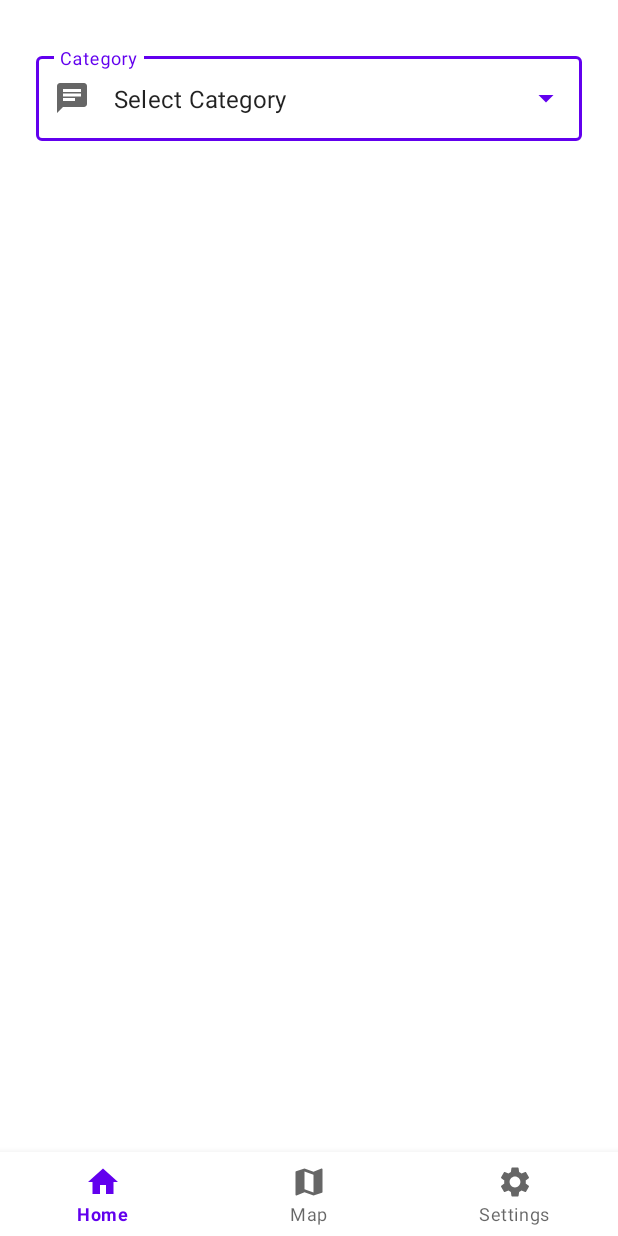
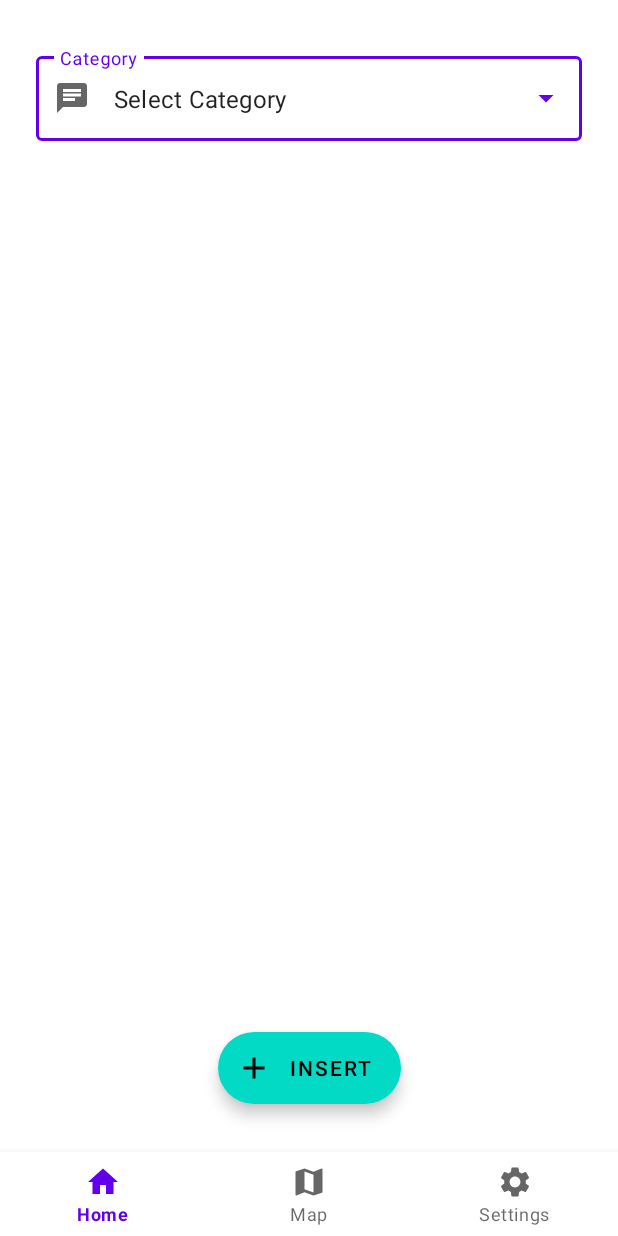
Before and after one commit to trdin/Digital-twin-StudApp, an Android app: the screen it shows after launch (MainActivity), on a phone screen of 412 x 824 dp. Run offline under Robolectric (Android 15) with nearby library versions, the phone set to English and light mode, and no system bars; our stand-ins replace EventBus, Timber; libraries missing offline, so code that uses them is left out: org.osmdroid.api, org.osmdroid.tileprovider, org.osmdroid.util, org.osmdroid.views; pictures from the network do not load; 1 statement that could not run was skipped.

Commit message:
SMLTG-182 Floating add button added.

```diff
--- a/app/src/main/java/com/example/studapp/MessagesFragment.kt
+++ b/app/src/main/java/com/example/studapp/MessagesFragment.kt
@@ -14,8 +14,6 @@ import com.example.studapp.databinding.FragmentMessagesBinding
 import com.example.studapp.utils.SerializableMessageObject
 import com.google.gson.Gson
 
-
-
 class MessagesFragment : Fragment() {
 
     private var _binding: FragmentMessagesBinding? = null
@@ -25,7 +23,7 @@ class MessagesFragment : Fragment() {
     private var selectedMessages: MutableList<SerializableMessageObject> = mutableListOf()
     private var categoryArray = arrayListOf("Select Category")
     private var selectedCategory: String = "Select Category"
-    private lateinit var arrayAdapter: ArrayAdapter<String>
+    private var arrayAdapter: ArrayAdapter<String>? = null
     private var layoutManager: RecyclerView.LayoutManager? = null
     private var adapter:
             RecyclerView.Adapter<MessagesAdapter.ViewHolder>? = null
@@ -64,14 +62,28 @@ class MessagesFragment : Fragment() {
             adapter?.notifyDataSetChanged()
         }
 
+        binding.efBtnInsert.setOnClickListener {
+            parentFragmentManager.beginTransaction()
+                .setCustomAnimations(
+                    R.anim.slide_in_right,
+                    R.anim.slide_out_left,
+                    R.anim.slide_in_left,
+                    R.anim.slide_out_right
+                )
+                .replace(R.id.baseFragment, HomeFragment())
+                .commit()
+        }
     }
 
-    override fun onResume() {
-        super.onResume()
-
+    override fun onDestroyView() {
+        super.onDestroyView()
+        _binding = null
+        adapter = null
+        arrayAdapter = null
+        layoutManager = null
     }
 
-    fun filterCategories(){
+    private fun filterCategories(){
         selectedMessages.removeAll(selectedMessages)
         for(message in messages) {
             if(message.category == selectedCategory || selectedCategory == "Select Category") {
@@ -80,8 +92,8 @@ class MessagesFragment : Fragment() {
         }
     }
 
-    fun fillCategories(){
-        if(!messages.isEmpty()) {
+    private fun fillCategories(){
+        if(messages.isNotEmpty()) {
             for(message in messages) {
                 val category = message.category
                 if(!categoryArray.contains(category)){
@@ -91,7 +103,7 @@ class MessagesFragment : Fragment() {
         }
     }
 
-    fun getMessagesFromAPI() {
+    private fun getMessagesFromAPI() {
         val response = app.getMainRequest("messages")
         messages = Gson().fromJson(response, Array<SerializableMessageObject>::class.java).toList()
     }
--- a/app/src/main/java/com/example/studapp/SettingsFragment.kt
+++ b/app/src/main/java/com/example/studapp/SettingsFragment.kt
@@ -54,6 +54,7 @@ class SettingsFragment : Fragment()  {
         binding.btnOpenDev.setOnClickListener {
             parentFragmentManager.beginTransaction().apply {
                 replace(R.id.baseFragment, DevFragment())
+                addToBackStack(null)
                 commit()
             }
         }
--- /dev/null
+++ b/app/src/main/res/anim/fade_out.xml
@@ -0,0 +1,6 @@
+<set xmlns:android="http://schemas.android.com/apk/res/android">
+    <alpha
+            android:duration="@android:integer/config_mediumAnimTime"
+            android:fromAlpha="1.0"
+            android:toAlpha="0.0" />
+</set>
--- /dev/null
+++ b/app/src/main/res/anim/slide_in_left.xml
@@ -0,0 +1,9 @@
+<?xml version="1.0" encoding="utf-8"?>
+<set xmlns:android="http://schemas.android.com/apk/res/android">
+    <translate
+        android:duration="@android:integer/config_shortAnimTime"
+        android:fromXDelta="-100%"
+        android:fromYDelta="0%"
+        android:toXDelta="0%"
+        android:toYDelta="0%" />
+</set>
--- /dev/null
+++ b/app/src/main/res/anim/slide_in_right.xml
@@ -0,0 +1,9 @@
+<?xml version="1.0" encoding="utf-8"?>
+<set xmlns:android="http://schemas.android.com/apk/res/android">
+    <translate
+        android:duration="@android:integer/config_shortAnimTime"
+        android:fromXDelta="100%"
+        android:fromYDelta="0%"
+        android:toXDelta="0%"
+        android:toYDelta="0%" />
+</set>
--- /dev/null
+++ b/app/src/main/res/anim/slide_out_left.xml
@@ -0,0 +1,9 @@
+<?xml version="1.0" encoding="utf-8"?>
+<set xmlns:android="http://schemas.android.com/apk/res/android">
+    <translate
+        android:duration="@android:integer/config_shortAnimTime"
+        android:fromXDelta="0%"
+        android:fromYDelta="0%"
+        android:toXDelta="-100%"
+        android:toYDelta="0%" />
+</set>
--- /dev/null
+++ b/app/src/main/res/anim/slide_out_right.xml
@@ -0,0 +1,9 @@
+<?xml version="1.0" encoding="utf-8"?>
+<set xmlns:android="http://schemas.android.com/apk/res/android">
+    <translate
+        android:duration="@android:integer/config_shortAnimTime"
+        android:fromXDelta="0%"
+        android:fromYDelta="0%"
+        android:toXDelta="100%"
+        android:toYDelta="0%" />
+</set>
--- /dev/null
+++ b/app/src/main/res/drawable/ic_add.xml
@@ -0,0 +1,5 @@
+<vector android:height="24dp" android:tint="#000000"
+    android:viewportHeight="24" android:viewportWidth="24"
+    android:width="24dp" xmlns:android="http://schemas.android.com/apk/res/android">
+    <path android:fillColor="@android:color/white" android:pathData="M19,13h-6v6h-2v-6H5v-2h6V5h2v6h6v2z"/>
+</vector>
--- a/app/src/main/res/layout/fragment_messages.xml
+++ b/app/src/main/res/layout/fragment_messages.xml
@@ -15,7 +15,7 @@
         android:layout_height="wrap_content"
         android:layout_marginTop="32dp"
         android:layout_marginHorizontal="24dp"
-        android:hint="Category"
+        android:hint="@string/il_hint_category"
         app:startIconDrawable="@drawable/ic_chat"
         app:layout_constraintEnd_toEndOf="parent"
         app:layout_constraintStart_toStartOf="parent"
@@ -27,7 +27,7 @@
             android:layout_height="match_parent"
             android:layout_weight="1"
             android:inputType="none"
-            android:text="Select Category" />
+            android:text="@string/ac_textview_select_category" />
 
     </com.google.android.material.textfield.TextInputLayout>
 
@@ -42,4 +42,15 @@
         app:layout_constraintStart_toStartOf="parent"
         app:layout_constraintTop_toBottomOf="@+id/TextInputLayout" />
 
+    <com.google.android.material.floatingactionbutton.ExtendedFloatingActionButton
+        android:id="@+id/efBtnInsert"
+        android:layout_width="wrap_content"
+        android:layout_height="wrap_content"
+        android:layout_marginBottom="32dp"
+        android:text="@string/efBtnInsert"
+        app:icon="@drawable/ic_add"
+        app:layout_constraintBottom_toBottomOf="parent"
+        app:layout_constraintEnd_toEndOf="parent"
+        app:layout_constraintStart_toStartOf="parent" />
+
 </androidx.constraintlayout.widget.ConstraintLayout>
--- a/app/src/main/res/values/strings.xml
+++ b/app/src/main/res/values/strings.xml
@@ -31,4 +31,11 @@
     <string name="DevSimStop">Stop Simulation</string>
     <!-- TODO: Remove or change this placeholder text -->
     <string name="hello_blank_fragment">Hello blank fragment</string>
+    <string name="cv_content_description">Message Item</string>
+    <string name="ic_message_content_description">Icon</string>
+    <string name="tv_category">Category</string>
+    <string name="lorem_ipsum">Lorem ipsum dolor sit amet, consectetur adipiscing elit. Etiam varius.</string>
+    <string name="efBtnInsert">Insert</string>
+    <string name="ac_textview_select_category">Select Category</string>
+    <string name="il_hint_category">Category</string>
 </resources>
--- a/app/src/main/res/xml/network_security_config.xml
+++ b/app/src/main/res/xml/network_security_config.xml
@@ -1,6 +1,6 @@
 <?xml version="1.0" encoding="utf-8"?>
 <network-security-config>
     <domain-config cleartextTrafficPermitted="true">
-        <domain includeSubdomains="true">192.168.31.223</domain>
+        <domain includeSubdomains="true">164.8.38.86</domain>
     </domain-config>
 </network-security-config>
```
Also changed, not shown: app/src/main/res/anim/fade_in.xml (added, +7 -0 lines).
